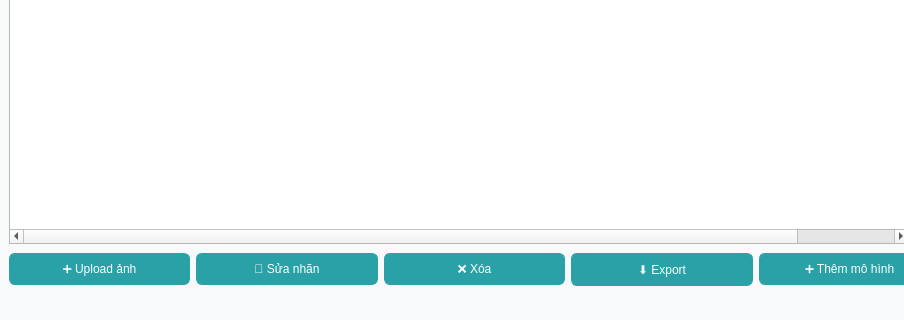
First picture: the form in final_ml/ui/ui_admin_data_management.ui, repository bichnga1845/MLBA_FinalProjectt, before the edit; both pictures show x 0 to 904 and y 371 to 691 of the 1324 by 691 pixel window.
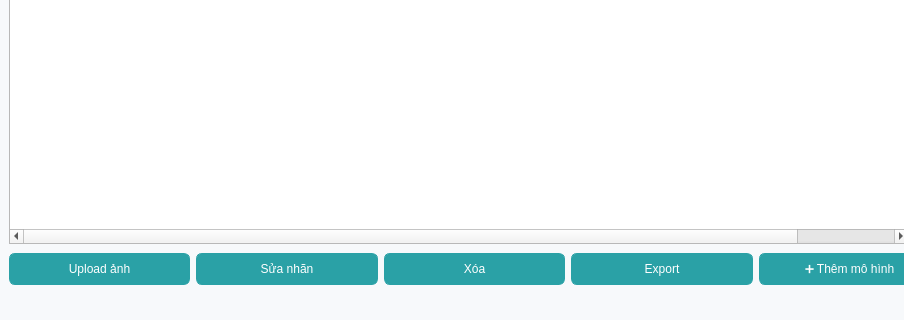
Second picture: the form after the edit.

Commit message: admin data management done

Diff of the .ui file:
```diff
--- a/final_ml/ui/ui_admin_data_management.ui
+++ b/final_ml/ui/ui_admin_data_management.ui
@@ -296,28 +296,28 @@
       <item>
        <widget class="QPushButton" name="btnAddImage">
         <property name="text">
-         <string>➕ Upload ảnh</string>
+         <string>Upload ảnh</string>
         </property>
        </widget>
       </item>
       <item>
        <widget class="QPushButton" name="btnRelabel">
         <property name="text">
-         <string>📝 Sửa nhãn</string>
+         <string>Sửa nhãn</string>
         </property>
        </widget>
       </item>
       <item>
        <widget class="QPushButton" name="btnDelete">
         <property name="text">
-         <string>❌ Xóa</string>
+         <string>Xóa</string>
         </property>
        </widget>
       </item>
       <item>
        <widget class="QPushButton" name="btnExport">
         <property name="text">
-         <string>⬇️ Export</string>
+         <string>Export</string>
         </property>
        </widget>
       </item>
```
The commit also changes 2 other files.
